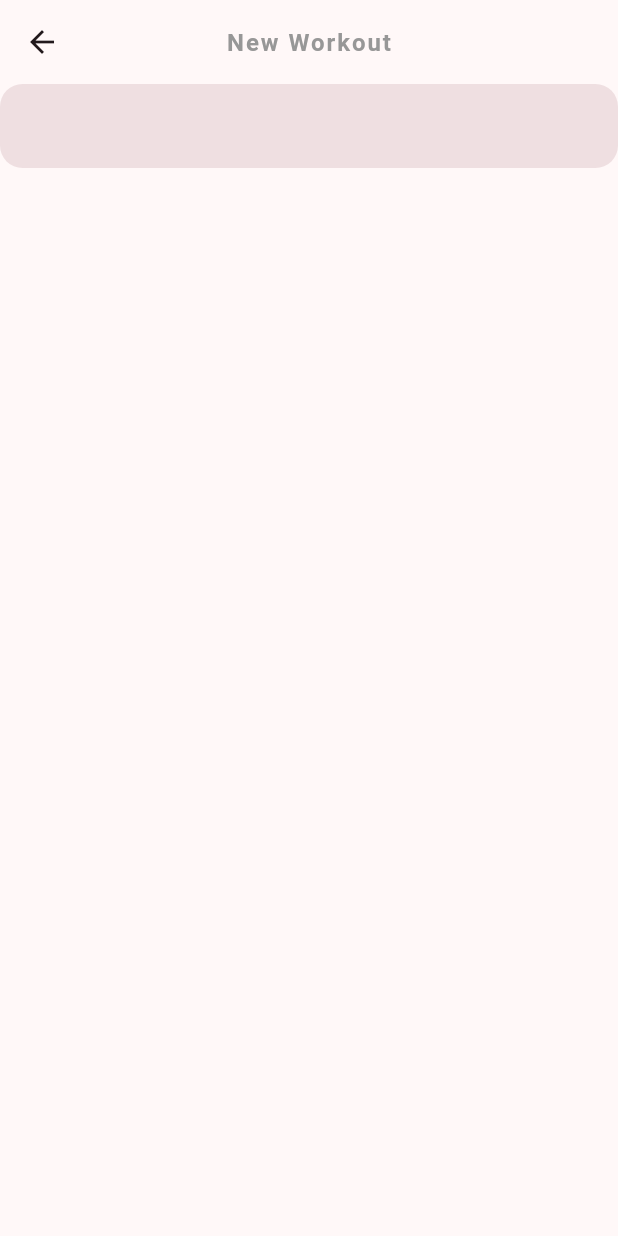
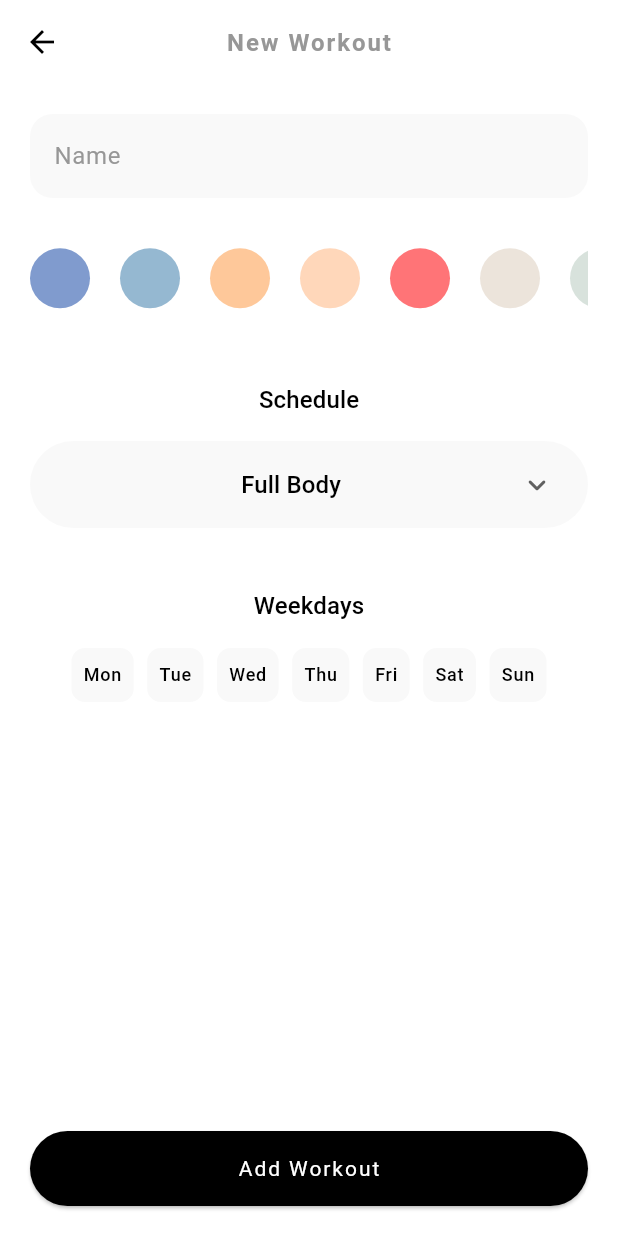
Before and after one commit to dsnoire/workout_planner, a Flutter app: the screen it shows after launch, after a tap on "New Workout", on a phone screen of 412 x 824 dp. Run offline on Flutter 3.47's test engine with Material 3 defaults, Android fonts, the phone set to English and light mode, and no system bars.

Commit message:
Add basic UI for ManageWorkoutView

```diff
--- a/lib/core/constants/app_colors.dart
+++ b/lib/core/constants/app_colors.dart
@@ -1,5 +1,7 @@
 import 'package:flutter/material.dart';
 
 abstract class AppColors {
-  static const background = Color(0xFFF9F9FB);
+  static const background = Color(0xFFF9F9F9);
+  static const grey = Color(0xFF979797);
+  static const lightGrey = Color(0xFFF1F1F1);
 }
--- a/lib/core/theme/app_theme.dart
+++ b/lib/core/theme/app_theme.dart
@@ -3,15 +3,17 @@ import 'package:workout_planner/core/constants/app_colors.dart';
 
 abstract class AppTheme {
   static final theme = ThemeData(
-    colorScheme: ColorScheme.fromSeed(
-      seedColor: Colors.black,
-      primary: Colors.white,
-      background: AppColors.background,
+    colorScheme: const ColorScheme.light(
+      background: Colors.white,
+      primary: Colors.black,
+      secondary: Colors.black,
+      tertiary: Colors.black,
     ),
     useMaterial3: true,
     elevatedButtonTheme: ElevatedButtonThemeData(
       style: ElevatedButton.styleFrom(
         backgroundColor: Colors.black,
+        foregroundColor: Colors.white,
         textStyle: const TextStyle(
           fontSize: 14,
           letterSpacing: 1.3,
@@ -54,10 +56,12 @@ abstract class AppTheme {
       centerTitle: true,
     ),
     inputDecorationTheme: InputDecorationTheme(
+      labelStyle: const TextStyle(color: AppColors.grey),
       border: OutlineInputBorder(
         borderRadius: BorderRadius.circular(15),
         borderSide: BorderSide.none,
       ),
+      fillColor: AppColors.background,
       filled: true,
     ),
   );
--- a/lib/features/shared/widgets/custom_app_bar.dart
+++ b/lib/features/shared/widgets/custom_app_bar.dart
@@ -1,4 +1,5 @@
 import 'package:flutter/material.dart';
+import 'package:workout_planner/core/constants/app_colors.dart';
 
 class CustomAppBar extends StatelessWidget implements PreferredSizeWidget {
   final String title;
@@ -14,7 +15,7 @@ class CustomAppBar extends StatelessWidget implements PreferredSizeWidget {
         title,
         style: const TextStyle(
           fontSize: 16,
-          color: Color(0xFF979797),
+          color: AppColors.grey,
           letterSpacing: 1.3,
         ),
       ),
--- /dev/null
+++ b/lib/features/workout/presentation/utils/enums/schedule_enum.dart
@@ -0,0 +1,9 @@
+enum ScheduleEnum {
+  fullBody('Full Body'),
+  pushPullLegs('Push Pull Legs'),
+  upperLower('Upper Lower'),
+  split('Split');
+
+  const ScheduleEnum(this.name);
+  final String name;
+}
--- /dev/null
+++ b/lib/features/workout/presentation/utils/workout_colors.dart
@@ -0,0 +1,15 @@
+import 'package:flutter/material.dart';
+
+final Map<Color, bool> workoutColors = {
+  const Color(0xFF809BCE): false,
+  const Color(0xFF95B8D1): false,
+  const Color(0xFFFEC89A): false,
+  const Color(0xFFFFD7BA): false,
+  const Color(0xFFFF7477): false,
+  const Color(0xFFECE4DB): false,
+  const Color(0xFFD8E2DC): false,
+  const Color(0xFFE8E8E4): false,
+  const Color(0xFFF8EDEB): false,
+  const Color(0xFFFAE1DD): false,
+  const Color(0xFFFCD5CE): false,
+};
--- a/lib/features/workout/presentation/views/manage_workout_view.dart
+++ b/lib/features/workout/presentation/views/manage_workout_view.dart
@@ -1,14 +1,42 @@
 import 'package:flutter/material.dart';
+import 'package:workout_planner/core/constants/app_dimens.dart';
 import 'package:workout_planner/features/shared/widgets/custom_app_bar.dart';
+
+import '../widgets/color_picker.dart';
+import '../widgets/schedule_picker.dart';
+import '../widgets/weekdays_picker.dart';
 
 class ManageWorkoutView extends StatelessWidget {
   const ManageWorkoutView({super.key});
 
   @override
   Widget build(BuildContext context) {
-    return const Scaffold(
-      appBar: CustomAppBar(title: 'New Workout'),
-      body: TextField(),
+    return Scaffold(
+      resizeToAvoidBottomInset: false,
+      appBar: const CustomAppBar(title: 'New Workout'),
+      body: Padding(
+        padding: const EdgeInsets.all(AppDimens.layoutPadding),
+        child: Column(
+          children: [
+            const TextField(
+              decoration: InputDecoration(
+                labelText: 'Name',
+              ),
+            ),
+            const SizedBox(height: 16),
+            const ColorPicker(),
+            const SizedBox(height: 32),
+            const SchedulePicker(),
+            const SizedBox(height: 40),
+            const WeekdaysPicker(),
+            const Spacer(),
+            ElevatedButton(
+              onPressed: () {},
+              child: const Text('Add Workout'),
+            ),
+          ],
+        ),
+      ),
     );
   }
 }
--- /dev/null
+++ b/lib/features/workout/presentation/widgets/color_picker.dart
@@ -0,0 +1,30 @@
+import 'package:flutter/material.dart';
+
+import '../utils/workout_colors.dart';
+
+class ColorPicker extends StatelessWidget {
+  const ColorPicker({super.key});
+
+  @override
+  Widget build(BuildContext context) {
+    return SizedBox(
+      height: 75,
+      child: ListView.separated(
+        separatorBuilder: (_, __) => const SizedBox(width: 20),
+        scrollDirection: Axis.horizontal,
+        itemCount: workoutColors.length,
+        itemBuilder: (
+          BuildContext context,
+          int index,
+        ) {
+          return GestureDetector(
+            onTap: () {},
+            child: CircleAvatar(
+              backgroundColor: workoutColors.keys.elementAt(index),
+            ),
+          );
+        },
+      ),
+    );
+  }
+}
--- /dev/null
+++ b/lib/features/workout/presentation/widgets/schedule_picker.dart
@@ -0,0 +1,55 @@
+import 'package:flutter/material.dart';
+import 'package:workout_planner/core/constants/app_colors.dart';
+import 'package:workout_planner/features/workout/presentation/utils/enums/schedule_enum.dart';
+
+class SchedulePicker extends StatelessWidget {
+  const SchedulePicker({super.key});
+
+  @override
+  Widget build(BuildContext context) {
+    return Column(
+      children: [
+        Text(
+          'Schedule',
+          style: Theme.of(context).textTheme.labelLarge,
+        ),
+        const SizedBox(height: 16),
+        DecoratedBox(
+          decoration: BoxDecoration(
+            // border: Border.all(
+            //   color: Colors.black,
+            //   width: 0.7,
+            // ),
+            color: AppColors.background,
+            borderRadius: BorderRadius.circular(30),
+          ),
+          child: DropdownButton<ScheduleEnum>(
+            isExpanded: true,
+            padding: const EdgeInsets.symmetric(
+              horizontal: 22,
+              vertical: 5,
+            ),
+            underline: const SizedBox(),
+            icon: const Icon(Icons.keyboard_arrow_down_rounded),
+            dropdownColor: AppColors.background,
+            value: ScheduleEnum.fullBody,
+            items: ScheduleEnum.values.map(
+              (schedule) {
+                return DropdownMenuItem(
+                  value: schedule,
+                  child: Center(
+                    child: Text(
+                      schedule.name,
+                      style: Theme.of(context).textTheme.labelLarge,
+                    ),
+                  ),
+                );
+              },
+            ).toList(),
+            onChanged: (x) {},
+          ),
+        ),
+      ],
+    );
+  }
+}
--- /dev/null
+++ b/lib/features/workout/presentation/widgets/weekdays_picker.dart
@@ -0,0 +1,51 @@
+import 'package:flutter/material.dart';
+import 'package:workout_planner/core/constants/app_colors.dart';
+import 'package:workout_planner/features/workout/presentation/utils/extensions/weekday_abbreviation.dart';
+import 'package:workout_planner/features/workout/presentation/utils/workout_weekdays.dart';
+
+class WeekdaysPicker extends StatelessWidget {
+  const WeekdaysPicker({super.key});
+
+  @override
+  Widget build(BuildContext context) {
+    return Column(
+      children: [
+        Text(
+          'Weekdays',
+          style: Theme.of(context).textTheme.labelLarge,
+        ),
+        const SizedBox(height: 16),
+        Wrap(
+          runSpacing: 8,
+          spacing: 7,
+          alignment: WrapAlignment.center,
+          children: List.generate(
+            workoutWeekdays.length,
+            (index) {
+              return GestureDetector(
+                onTap: () {},
+                child: Container(
+                  padding: const EdgeInsets.symmetric(
+                    horizontal: 8,
+                    vertical: 10,
+                  ),
+                  decoration: BoxDecoration(
+                    color: AppColors.background,
+                    border: Border.all(
+                      color: const Color.fromARGB(255, 255, 255, 255),
+                    ),
+                    borderRadius: BorderRadius.circular(10),
+                  ),
+                  child: Text(
+                    workoutWeekdays.keys.getWeekdayAbbreviation(index: index),
+                    style: Theme.of(context).textTheme.labelMedium!.copyWith(),
+                  ),
+                ),
+              );
+            },
+          ),
+        ),
+      ],
+    );
+  }
+}
--- a/lib/features/workout/presentation/widgets/workout_list_tile.dart
+++ b/lib/features/workout/presentation/widgets/workout_list_tile.dart
@@ -14,7 +14,7 @@ class WorkoutListTile extends StatelessWidget {
     return Container(
       padding: const EdgeInsets.all(16),
       decoration: BoxDecoration(
-        color: Colors.white,
+        color: AppColors.background,
         borderRadius: BorderRadius.circular(20),
         boxShadow: const [
           BoxShadow(
@@ -59,7 +59,7 @@ class WorkoutListTile extends StatelessWidget {
               workoutWeekdays.length,
               (index) {
                 return CircleAvatar(
-                  backgroundColor: AppColors.background,
+                  backgroundColor: AppColors.lightGrey,
                   child: Text(
                     workoutWeekdays.keys.getWeekdayAbbreviation(index: index),
                     style: Theme.of(context).textTheme.labelMedium,
--- a/lib/main.dart
+++ b/lib/main.dart
@@ -1,5 +1,6 @@
 import 'package:flutter/material.dart';
 import 'package:workout_planner/core/theme/app_theme.dart';
+import 'package:workout_planner/features/workout/presentation/views/manage_workout_view.dart';
 import 'package:workout_planner/features/workout/presentation/views/workouts_view.dart';
 
 void main() {
```
